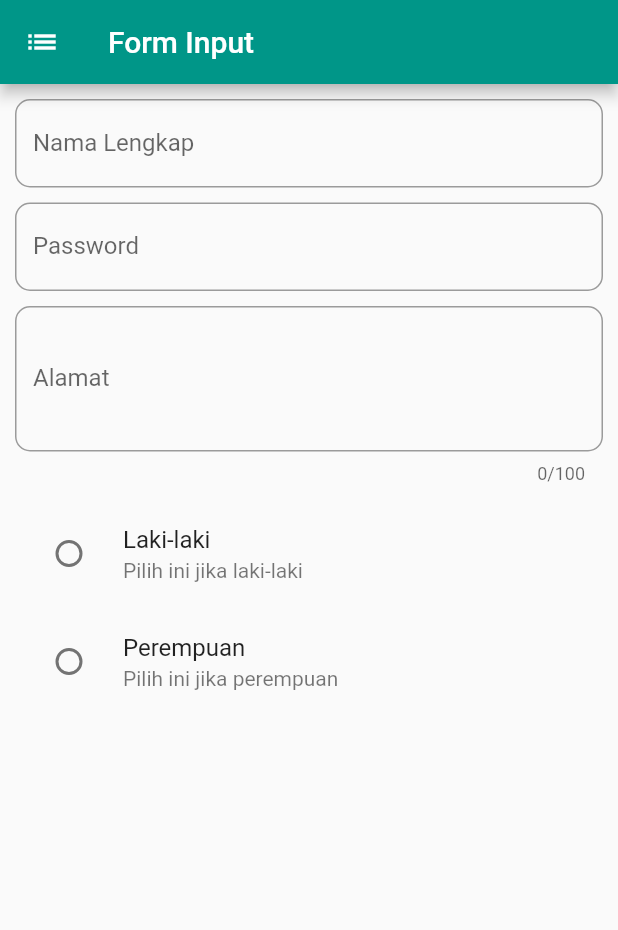
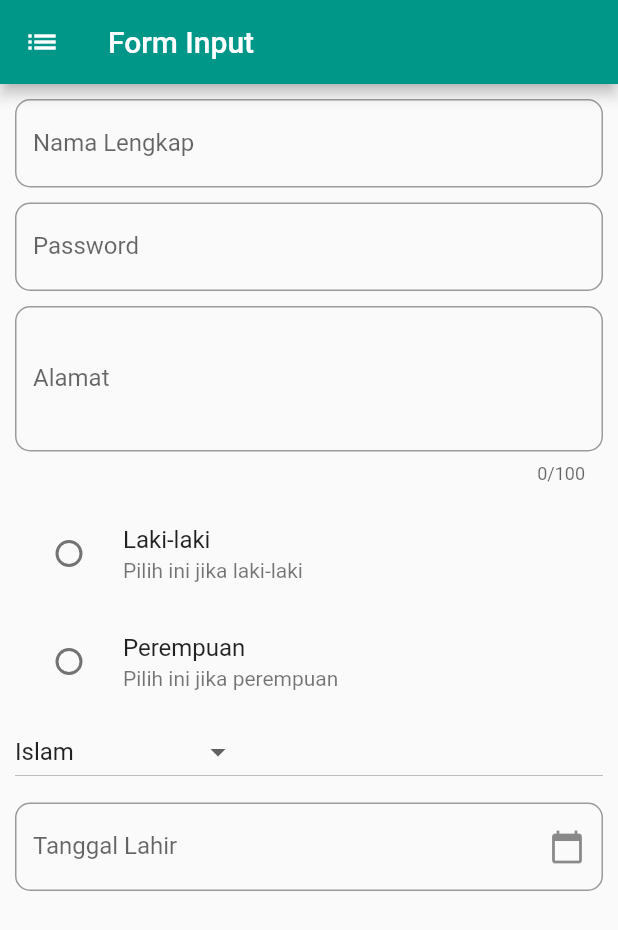
Before and after one commit to reflan/ifa_latihan1, a Flutter app: the screen it shows after launch, on a phone screen of 412 x 824 dp. Shown: the top 930 px of the screen. Run offline on Flutter 3.47's test engine with Material 2 defaults, Android fonts, the phone set to English and light mode, and no system bars.

```diff
--- a/lib/main.dart
+++ b/lib/main.dart
@@ -1,4 +1,5 @@
 import 'package:flutter/material.dart';
+import 'package:intl/intl.dart';
 
 void main() {
   runApp(const MyApp());
@@ -28,6 +29,8 @@ class FormInput extends StatefulWidget {
 }
 
 class _FormInputState extends State<FormInput> {
+  TextEditingController var_tanggal = TextEditingController();
+
   String? _jk;
   void PilihJk(String value) {
     setState(() {
@@ -45,6 +48,43 @@ class _FormInputState extends State<FormInput> {
   ];
 
   String _agama = "Islam";
+
+  void dispose() {
+    var_tanggal.dispose();
+    super.dispose();
+  }
+
+  String formatDate(DateTime date) {
+    return DateFormat('dd-MM-yyyy').format(date);
+  }
+
+  DateTime selectedDate = DateTime.now();
+
+  Future<void> _selectDate(BuildContext context) async {
+    final DateTime? picked = await showDatePicker(
+      context: context,
+      initialDate: selectedDate,
+      firstDate: DateTime(2015, 8),
+      lastDate: DateTime(2101),
+      builder: (BuildContext context, Widget? child) {
+        return Theme(
+          data: ThemeData.dark().copyWith(
+            primaryColor: Colors.teal, // change primary color
+            hintColor: Colors.teal, // change accent color
+            colorScheme: ColorScheme.dark(primary: Colors.teal),
+          ), // change theme to dark
+          child: child!,
+        );
+      },
+    );
+    if (picked != null && picked != selectedDate) {
+      setState(() {
+        selectedDate = picked;
+        // var_tanggal.text = DateFormat.yMd().format(selectedDate);
+        var_tanggal.text = formatDate(selectedDate).toString();
+      });
+    }
+  }
 
   @override
   Widget build(BuildContext context) {
@@ -117,6 +157,38 @@ class _FormInputState extends State<FormInput> {
               activeColor: Colors.teal,
               subtitle: Text("Pilih ini jika perempuan"),
             ),
+            DropdownButton<String>(
+              value: _agama,
+              items: agama.map((String value) {
+                return DropdownMenuItem<String>(
+                  value: value,
+                  child: Text(value),
+                );
+              }).toList(),
+              onChanged: (String? newValue) {
+                setState(() {
+                  _agama = newValue!;
+                });
+              },
+            ),
+            SizedBox(
+              height: 10,
+            ),
+            TextField(
+              controller: var_tanggal,
+              readOnly: true,
+              decoration: InputDecoration(
+                hintText: "Tanggal Lahir",
+                labelText: "Tanggal Lahir",
+                border: OutlineInputBorder(
+                  borderRadius: BorderRadius.circular(10),
+                ),
+                suffixIcon: IconButton(
+                  onPressed: () => _selectDate(context),
+                  icon: Icon(Icons.calendar_today),
+                ),
+              ),
+            ),
           ],
         ),
       ),
--- a/pubspec.yaml
+++ b/pubspec.yaml
@@ -35,6 +35,7 @@ dependencies:
   # The following adds the Cupertino Icons font to your application.
   # Use with the CupertinoIcons class for iOS style icons.
   cupertino_icons: ^1.0.2
+  intl: ^0.18.1
 
 dev_dependencies:
   flutter_test:
```
Also changed, not shown: pubspec.lock.
